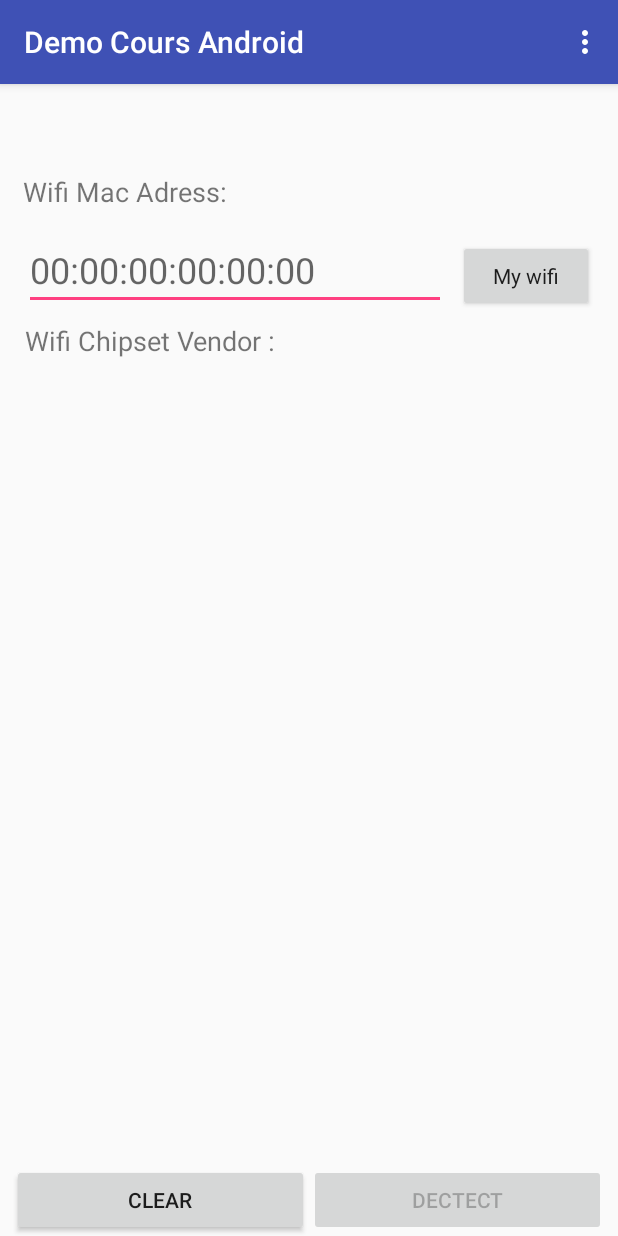
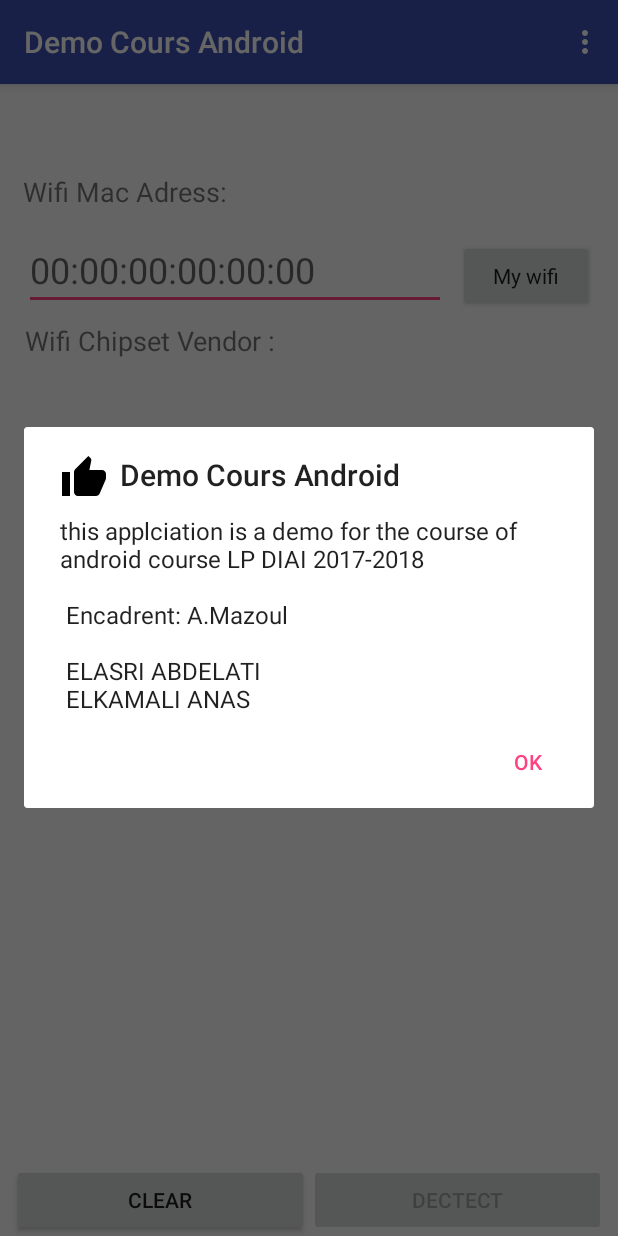
Before and after one commit to kaizendae/nothing-but-android-course-demo, an Android app: the ChipInfo screen opened directly, with no data from a screen before it, in the options menu, after a tap on "About", on a phone screen of 412 x 824 dp. Run offline under Robolectric (Android 15) with nearby library versions, the phone set to English and light mode, and no system bars; our stand-ins replace AdMob.

```diff
--- a/app/src/main/java/com/hidiki/afro/afro/ChipInfo.java
+++ b/app/src/main/java/com/hidiki/afro/afro/ChipInfo.java
@@ -1,8 +1,10 @@
 package com.hidiki.afro.afro;
 
+import android.content.DialogInterface;
 import android.content.Intent;
 import android.net.Uri;
 import android.os.AsyncTask;
+import android.support.v7.app.AlertDialog;
 import android.support.v7.app.AppCompatActivity;
 import android.os.Bundle;
 import android.util.Log;
@@ -120,6 +122,25 @@ public class ChipInfo extends AppCompatActivity {
                     );
 
                 }
+                break;
+            case R.id.action_about:
+                //View messageView = getLayoutInflater().inflate(R.layout.about, null);
+
+                // When linking text, force to always use default color. This works
+                // around a pressed color state bug.
+
+                AlertDialog.Builder builder = new AlertDialog.Builder(this);
+                builder.setIcon(R.drawable.ic_thumb_up_black_24dp);
+                builder.setTitle(R.string.app_name);
+                builder.setMessage("this applciation is a demo for the course of android course LP DIAI 2017-2018 \n\n Encadrent: A.Mazoul\n\n" +
+                        " ELASRI ABDELATI\n" +
+                        " ELKAMALI ANAS");
+                builder.setPositiveButton("OK", new DialogInterface.OnClickListener() {
+                    public void onClick(DialogInterface dialog, int which) {
+                    }
+                });
+                AlertDialog Dialog = builder.create();
+                Dialog.show();
                 break;
         }
         return true;
--- a/app/src/main/java/com/hidiki/afro/afro/Database.java
+++ b/app/src/main/java/com/hidiki/afro/afro/Database.java
@@ -45,6 +45,11 @@ public class Database extends AppCompatActivity {
         mList();
     }
     private void mList(){
+        /*
+        * cette fontion fait retourner data de la base de données dans un cursor
+        * pour chaque row de cursor on ajoutant les données a la list
+        *
+        * */
         final ArrayList<String> list= new ArrayList<>();
         Cursor cu = myDbHelper.getData();
         while(cu.moveToNext()){
--- a/app/src/main/java/com/hidiki/afro/afro/DatabaseHelper.java
+++ b/app/src/main/java/com/hidiki/afro/afro/DatabaseHelper.java
@@ -35,7 +35,6 @@ public class DatabaseHelper extends SQLiteOpenHelper {
         } else {
             this.getReadableDatabase();
             try {
-
                 copyDataBase();
             } catch (Exception e) {
                 throw new Error("Error copying database");
--- /dev/null
+++ b/app/src/main/res/drawable/ic_thumb_up_black_24dp.xml
@@ -0,0 +1,9 @@
+<vector xmlns:android="http://schemas.android.com/apk/res/android"
+        android:width="24dp"
+        android:height="24dp"
+        android:viewportWidth="24.0"
+        android:viewportHeight="24.0">
+    <path
+        android:fillColor="#FF000000"
+        android:pathData="M1,21h4L5,9L1,9v12zM23,10c0,-1.1 -0.9,-2 -2,-2h-6.31l0.95,-4.57 0.03,-0.32c0,-0.41 -0.17,-0.79 -0.44,-1.06L14.17,1 7.59,7.59C7.22,7.95 7,8.45 7,9v10c0,1.1 0.9,2 2,2h9c0.83,0 1.54,-0.5 1.84,-1.22l3.02,-7.05c0.09,-0.23 0.14,-0.47 0.14,-0.73v-1.91l-0.01,-0.01L23,10z"/>
+</vector>
--- a/app/src/main/res/values/strings.xml
+++ b/app/src/main/res/values/strings.xml
@@ -1,6 +1,5 @@
 <resources>
     <string name="app_name">Demo Cours Android</string>
-
     <string-array name="couleurs">
         <item>Rouge</item>
         <item>Blue</item>
--- a/app/src/main/res/values/styles.xml
+++ b/app/src/main/res/values/styles.xml
@@ -7,5 +7,4 @@
         <item name="colorPrimaryDark">@color/colorPrimaryDark</item>
         <item name="colorAccent">@color/colorAccent</item>
     </style>
-
 </resources>
```
